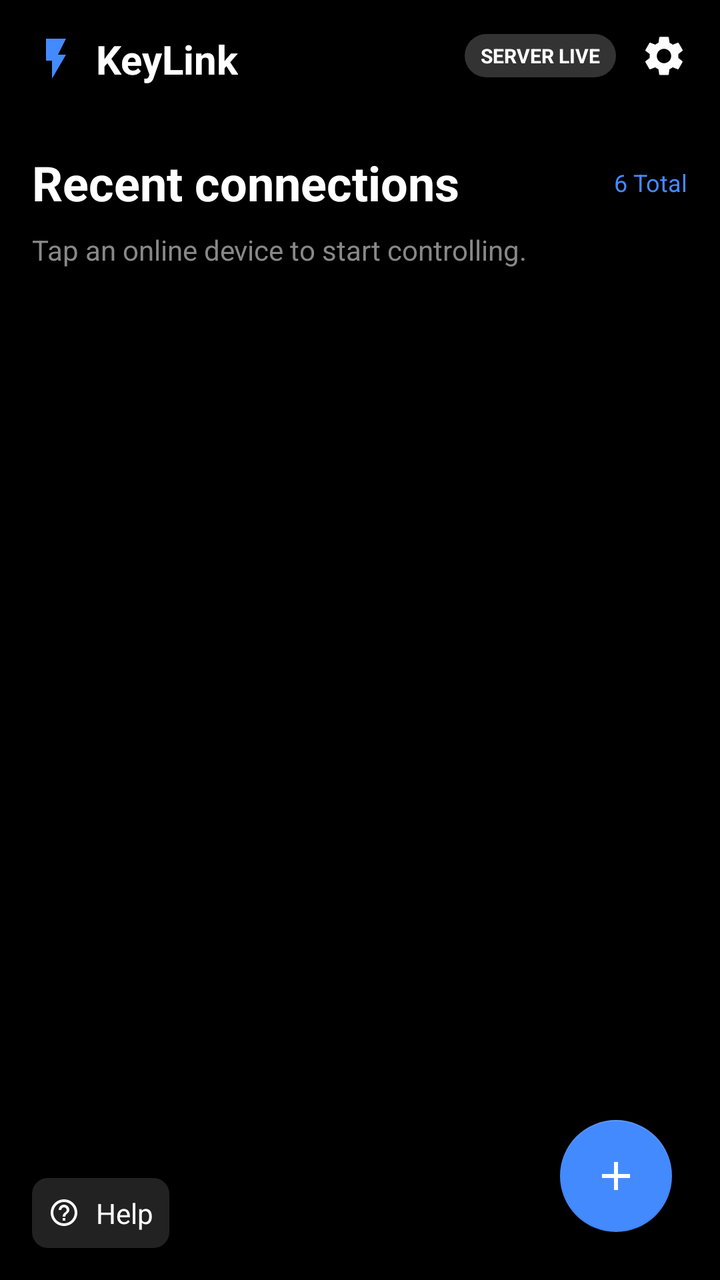
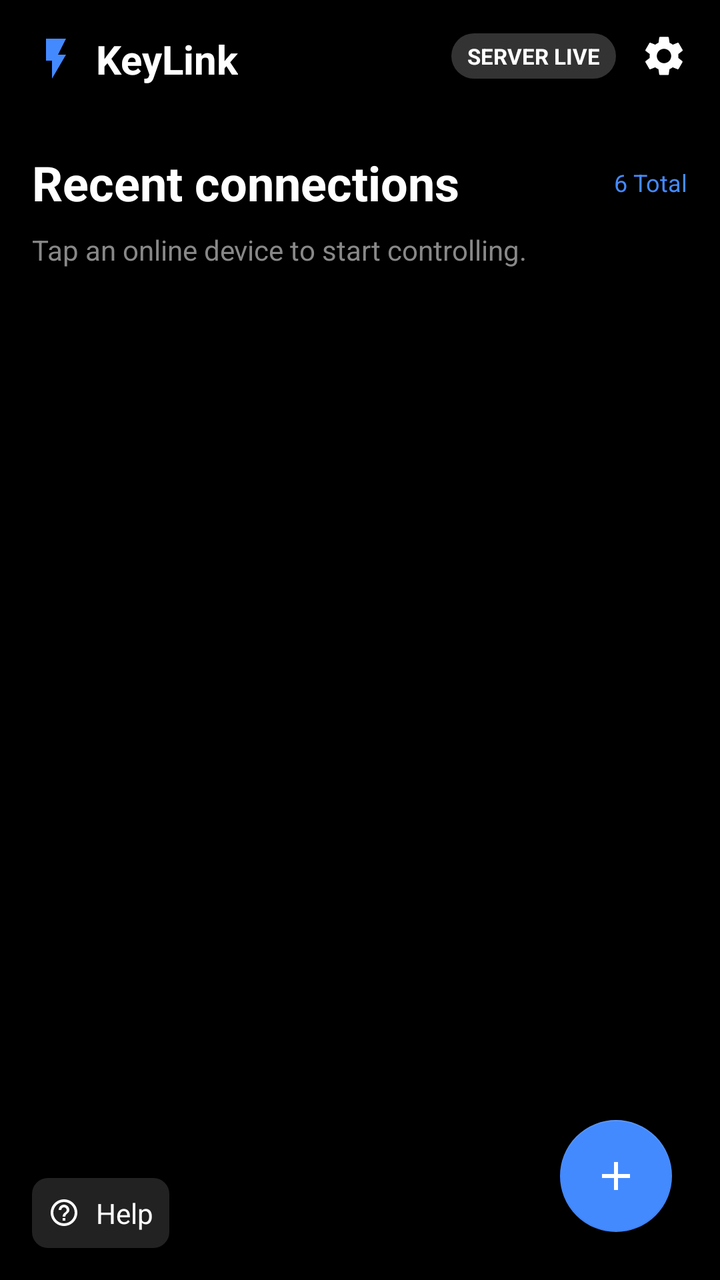

Before-and-after screenshots of an Android layout around one commit, followed by the original layout XML and the change that was made.
<!-- AndroidManifest.xml: application theme Theme.KeyLink -->
<!-- res/layout/activity_device_selection.xml -->
<?xml version="1.0" encoding="utf-8"?>
<androidx.coordinatorlayout.widget.CoordinatorLayout xmlns:android="http://schemas.android.com/apk/res/android"
    xmlns:app="http://schemas.android.com/apk/res-auto"
    android:layout_width="match_parent"
    android:layout_height="match_parent"
    android:background="#000000">

    <LinearLayout
        android:layout_width="match_parent"
        android:layout_height="match_parent"
        android:orientation="vertical"
        android:padding="16dp">

        
        <RelativeLayout
            android:layout_width="match_parent"
            android:layout_height="wrap_content"
            android:layout_marginBottom="32dp">

            <LinearLayout
                android:layout_width="wrap_content"
                android:layout_height="wrap_content"
                android:orientation="horizontal"
                android:gravity="center_vertical">
                <ImageView
                    android:layout_width="24dp"
                    android:layout_height="24dp"
                    android:src="@drawable/ic_logo"/>
                <TextView
                    android:layout_width="wrap_content"
                    android:layout_height="wrap_content"
                    android:text="KeyLink"
                    android:textColor="#FFFFFF"
                    android:textSize="20sp"
                    android:textStyle="bold"
                    android:layout_marginStart="8dp"/>
            </LinearLayout>

            <LinearLayout
                android:layout_width="wrap_content"
                android:layout_height="wrap_content"
                android:layout_alignParentRight="true"
                android:orientation="horizontal"
                android:gravity="center_vertical">

                <TextView
                    android:layout_width="wrap_content"
                    android:layout_height="wrap_content"
                    android:text="SERVER LIVE"
                    android:textColor="#FFFFFF"
                    android:textSize="10sp"
                    android:textStyle="bold"
                    android:background="@drawable/badge_bg"
                    android:paddingHorizontal="8dp"
                    android:paddingVertical="4dp"
                    android:layout_marginEnd="12dp"/>

                <ImageView
                    android:layout_width="24dp"
                    android:layout_height="24dp"
                    android:src="@drawable/ic_settings"
                    app:tint="#FFFFFF"/>
            </LinearLayout>
        </RelativeLayout>

        
        <RelativeLayout
            android:layout_width="match_parent"
            android:layout_height="wrap_content"
            android:layout_marginBottom="8dp">
            <TextView
                android:layout_width="wrap_content"
                android:layout_height="wrap_content"
                android:text="Recent connections"
                android:textColor="#FFFFFF"
                android:textSize="24sp"
                android:textStyle="bold"/>
            <TextView
                android:id="@+id/tvTotalCount"
                android:layout_width="wrap_content"
                android:layout_height="wrap_content"
                android:layout_alignParentRight="true"
                android:layout_centerVertical="true"
                android:text="6 Total"
                android:textColor="#448AFF"
                android:textSize="12sp"/>
        </RelativeLayout>

        <TextView
            android:layout_width="wrap_content"
            android:layout_height="wrap_content"
            android:text="Tap an online device to start controlling."
            android:textColor="#888888"
            android:textSize="14sp"
            android:layout_marginBottom="24dp"/>

        
        <androidx.recyclerview.widget.RecyclerView
            android:id="@+id/deviceRecyclerView"
            android:layout_width="match_parent"
            android:layout_height="0dp"
            android:layout_weight="1"/>

        
        <LinearLayout
            android:layout_width="wrap_content"
            android:layout_height="wrap_content"
            android:orientation="horizontal"
            android:gravity="center_vertical"
            android:padding="8dp"
            android:background="@drawable/help_button_bg">
            <ImageView
                android:layout_width="16dp"
                android:layout_height="16dp"
                android:src="@drawable/ic_help"
                app:tint="#FFFFFF"/>
            <TextView
                android:layout_width="wrap_content"
                android:layout_height="wrap_content"
                android:text="Help"
                android:textColor="#FFFFFF"
                android:textSize="14sp"
                android:layout_marginStart="8dp"/>
        </LinearLayout>

    </LinearLayout>

    
    <com.google.android.material.floatingactionbutton.FloatingActionButton
        android:id="@+id/fabAdd"
        android:layout_width="wrap_content"
        android:layout_height="wrap_content"
        android:layout_gravity="bottom|end"
        android:layout_margin="24dp"
        android:src="@drawable/ic_add"
        app:backgroundTint="#448AFF"
        app:tint="#FFFFFF"
        app:fabSize="normal"/>

</androidx.coordinatorlayout.widget.CoordinatorLayout>
<!-- resources referenced by this layout -->
<resources>
  <!-- drawable badge_bg (drawable) -->
  <shape xmlns:android="http://schemas.android.com/apk/res/android">
      <solid android:color="#333333"/>
      <corners android:radius="16dp"/>
  </shape>
  <!-- drawable help_button_bg (drawable) -->
  <shape xmlns:android="http://schemas.android.com/apk/res/android">
      <solid android:color="#222222"/>
      <corners android:radius="8dp"/>
  </shape>
  <!-- drawable ic_add (drawable) -->
  <vector xmlns:android="http://schemas.android.com/apk/res/android"
      android:width="24dp"
      android:height="24dp"
      android:viewportWidth="24"
      android:viewportHeight="24">
      <path
          android:fillColor="#FFFFFF"
          android:pathData="M19,13h-6v6h-2v-6H5v-2h6V5h2v6h6v2z"/>
  </vector>
  <!-- drawable ic_help (drawable) -->
  <vector xmlns:android="http://schemas.android.com/apk/res/android"
      android:width="24dp"
      android:height="24dp"
      android:viewportWidth="24"
      android:viewportHeight="24">
      <path
          android:fillColor="#FFFFFF"
          android:pathData="M11,18h2v-2h-2v2zm1,-16C6.48,2 2,6.48 2,12s4.48,10 10,10s10,-4.48 10,-10S17.52,2 12,2zm0,18c-4.41,0 -8,-3.59 -8,-8s3.59,-8 8,-8s8,3.59 8,8s-3.59,8 -8,8zm0,-14c-2.21,0 -4,1.79 -4,4h2c0,-1.1 0.9,-2 2,-2s2,0.9 2,2c0,2 -3,1.75 -3,5h2c0,-2.25 3,-2.5 3,-5c0,-2.21 -1.79,-4 -4,-4z"/>
  </vector>
  <!-- drawable ic_logo (drawable) -->
  <vector xmlns:android="http://schemas.android.com/apk/res/android"
      android:width="24dp"
      android:height="24dp"
      android:viewportWidth="24"
      android:viewportHeight="24">
      <path
          android:fillColor="#448AFF"
          android:pathData="M7,2v11h3v9l7,-12h-4l4,-8z"/>
  </vector>
  <!-- drawable ic_settings (drawable) -->
  <vector xmlns:android="http://schemas.android.com/apk/res/android"
      android:width="24dp"
      android:height="24dp"
      android:viewportWidth="24"
      android:viewportHeight="24">
      <path
          android:fillColor="#FFFFFF"
          android:pathData="M19.14,12.94c0.04,-0.3 0.06,-0.61 0.06,-0.94c0,-0.32 -0.02,-0.64 -0.07,-0.94l2.03,-1.58c0.18,-0.14 0.23,-0.39 0.12,-0.59l-1.92,-3.32c-0.12,-0.2 -0.36,-0.27 -0.57,-0.19l-2.39,0.96c-0.5,-0.38 -1.03,-0.7 -1.62,-0.94L14.4,2.81c-0.04,-0.22 -0.24,-0.39 -0.47,-0.39h-3.84c-0.23,0 -0.43,0.17 -0.47,0.39L9.25,5.39C8.66,5.64 8.13,5.96 7.63,6.34L5.24,5.38c-0.21,-0.08 -0.45,-0.01 -0.57,0.19L2.75,8.89c-0.11,0.2 -0.06,0.45 0.12,0.59l2.03,1.58C4.84,11.36 4.81,11.68 4.81,12c0,0.32 0.02,0.64 0.07,0.94l-2.03,1.58c-0.18,0.14 -0.23,0.39 -0.12,0.59l1.92,3.32c0.12,0.2 0.36,0.27 0.57,0.19l2.39,-0.96c0.5,0.38 1.03,0.7 1.62,0.94l0.36,2.54c0.05,0.22 0.24,0.39 0.47,0.39h3.84c0.23,0 0.43,-0.17 0.47,-0.39l0.36,-2.54c0.59,-0.24 1.13,-0.56 1.62,-0.94l2.39,0.96c0.21,0.08 0.45,0.01 0.57,-0.19l1.92,-3.32c0.11,-0.2 0.06,-0.45 -0.12,-0.59L19.14,12.94zM12,15.6c-1.98,0 -3.6,-1.62 -3.6,-3.6s1.62,-3.6 3.6,-3.6s3.6,1.62 3.6,3.6S13.98,15.6 12,15.6z"/>
  </vector>
  <style name="Theme.KeyLink" parent="Theme.MaterialComponents.DayNight.NoActionBar">
          
          <item name="colorPrimary">@color/purple_500</item>
          <item name="colorPrimaryVariant">@color/purple_700</item>
          <item name="colorOnPrimary">@color/white</item>
          
          <item name="colorSecondary">@color/teal_200</item>
          <item name="colorSecondaryVariant">@color/teal_700</item>
          <item name="colorOnSecondary">@color/black</item>
          
          <item name="android:statusBarColor">#000000</item>
          
          <item name="android:windowFullscreen">true</item>
          <item name="android:windowContentOverlay">@null</item>
      </style>
  <color name="purple_500">#FF6200EE</color>
  <color name="purple_700">#FF3700B3</color>
  <color name="white">#FFFFFFFF</color>
  <color name="teal_200">#FF03DAC5</color>
  <color name="teal_700">#FF018786</color>
  <color name="black">#FF000000</color>
</resources>

<!-- the commit's change to res/layout/activity_device_selection.xml (unified diff, before → after) -->
@@ -25,7 +25,8 @@
                 <ImageView
                     android:layout_width="24dp"
                     android:layout_height="24dp"
-                    android:src="@drawable/ic_logo"/>
+                    android:src="@drawable/ic_logo"
+                    android:contentDescription="Logo"/>
                 <TextView
                     android:layout_width="wrap_content"
                     android:layout_height="wrap_content"
@@ -39,7 +40,7 @@
             <LinearLayout
                 android:layout_width="wrap_content"
                 android:layout_height="wrap_content"
-                android:layout_alignParentRight="true"
+                android:layout_alignParentEnd="true"
                 android:orientation="horizontal"
                 android:gravity="center_vertical">
 
@@ -48,7 +49,7 @@
                     android:layout_height="wrap_content"
                     android:text="SERVER LIVE"
                     android:textColor="#FFFFFF"
-                    android:textSize="10sp"
+                    android:textSize="11sp"
                     android:textStyle="bold"
                     android:background="@drawable/badge_bg"
                     android:paddingHorizontal="8dp"
@@ -56,10 +57,15 @@
                     android:layout_marginEnd="12dp"/>
 
                 <ImageView
+                    android:id="@+id/ivSettings"
                     android:layout_width="24dp"
                     android:layout_height="24dp"
                     android:src="@drawable/ic_settings"
-                    app:tint="#FFFFFF"/>
+                    app:tint="#FFFFFF"
+                    android:contentDescription="Settings"
+                    android:clickable="true"
+                    android:focusable="true"
+                    android:background="?android:attr/selectableItemBackgroundBorderless"/>
             </LinearLayout>
         </RelativeLayout>
 
@@ -79,7 +85,7 @@
                 android:id="@+id/tvTotalCount"
                 android:layout_width="wrap_content"
                 android:layout_height="wrap_content"
-                android:layout_alignParentRight="true"
+                android:layout_alignParentEnd="true"
                 android:layout_centerVertical="true"
                 android:text="6 Total"
                 android:textColor="#448AFF"
@@ -113,7 +119,8 @@
                 android:layout_width="16dp"
                 android:layout_height="16dp"
                 android:src="@drawable/ic_help"
-                app:tint="#FFFFFF"/>
+                app:tint="#FFFFFF"
+                android:contentDescription="Help Icon"/>
             <TextView
                 android:layout_width="wrap_content"
                 android:layout_height="wrap_content"
@@ -135,6 +142,7 @@
         android:src="@drawable/ic_add"
         app:backgroundTint="#448AFF"
         app:tint="#FFFFFF"
-        app:fabSize="normal"/>
+        app:fabSize="normal"
+        android:contentDescription="Add connection"/>
 
 </androidx.coordinatorlayout.widget.CoordinatorLayout>
